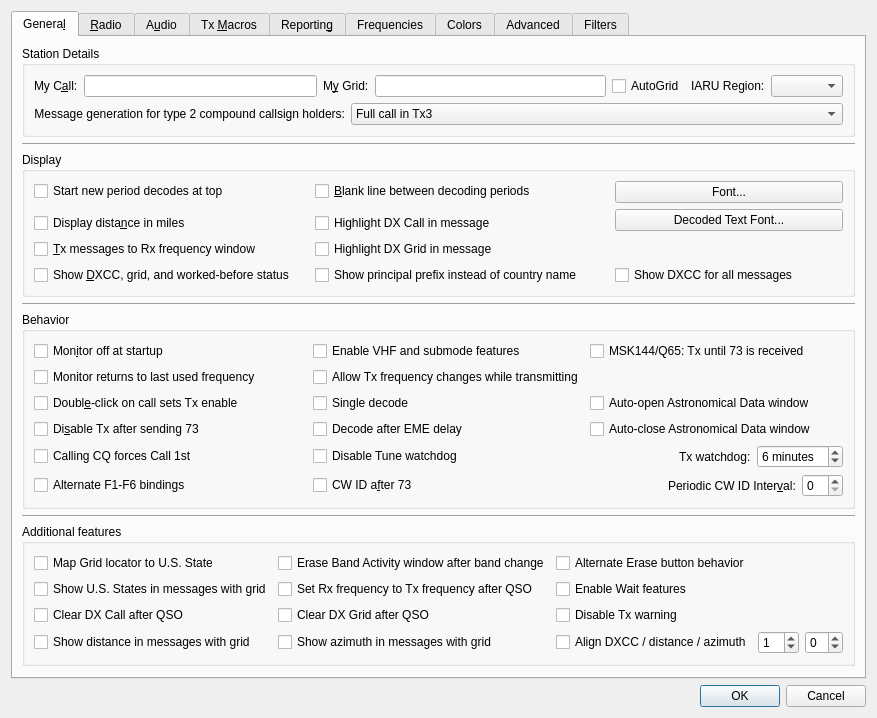
Old version of the form Configuration_ohneAlerts.ui in the repository uaro-radio/wsjtx.
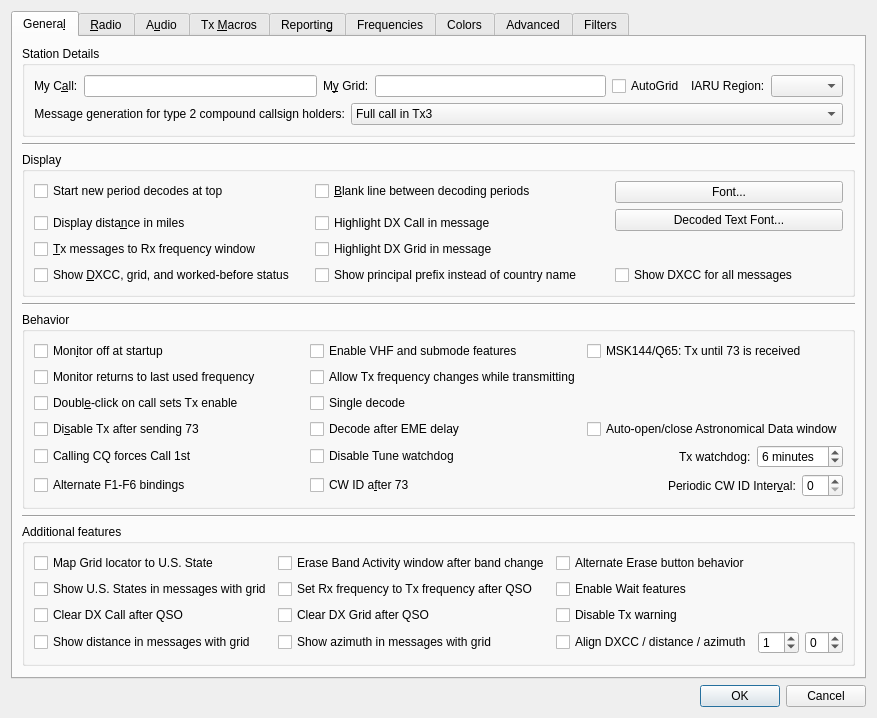
New version of the form. Custom widgets are drawn as their Qt base class.

Commit message: Combine the two new EME features in one "Auto-open/close Astronimical Data window" checkbox.

The edit to the form file:
```diff
--- a/Configuration_ohneAlerts.ui
+++ b/Configuration_ohneAlerts.ui
@@ -542,17 +542,7 @@
              <string>&lt;html&gt;&lt;head/&gt;&lt;body&gt;&lt;p&gt;Close the Astronomical Data window automatically when no longer needed.&lt;/p&gt;&lt;/body&gt;&lt;/html&gt;</string>
             </property>
             <property name="text">
-             <string>Auto-close Astronomical Data window</string>
-            </property>
-           </widget>
-          </item>
-          <item row="2" column="3">
-           <widget class="QCheckBox" name="auto_open_check_box">
-            <property name="toolTip">
-             <string>&lt;html&gt;&lt;head/&gt;&lt;body&gt;&lt;p&gt;Open the Astronomical Data window automatically when switching to Q65 or JT65 mode and Decode after EME delay is enabled.&lt;/p&gt;&lt;/body&gt;&lt;/html&gt;</string>
-            </property>
-            <property name="text">
-             <string>Auto-open Astronomical Data window</string>
+             <string>Auto-open/close Astronomical Data window</string>
             </property>
            </widget>
           </item>
```
Left out of the diff: 492 changed lines with no effect on the pictures. The commit also changes 19 other files.
